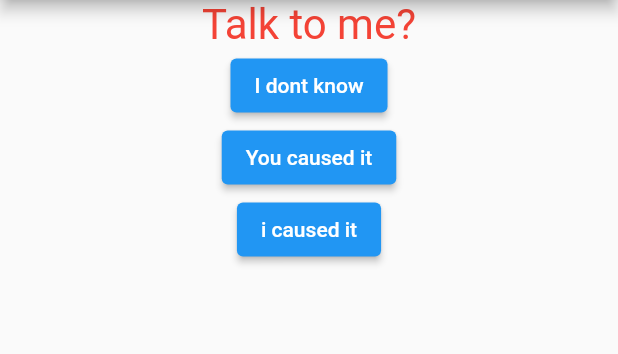
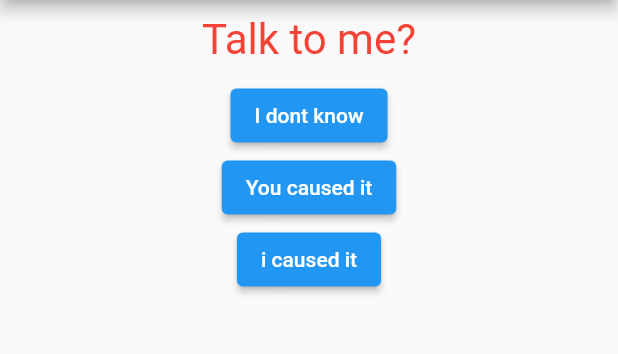
Before and after one commit to simonKimathi/flutter_demo, a Flutter app: the screen it shows after launch, after a tap on "I dont know", on a phone screen of 412 x 824 dp, the part 84-438 px from its top. Run offline on Flutter 3.47's test engine with Material 2 defaults, Android fonts, the phone set to English and light mode, and no system bars.

Commit message:
formtting widget

```diff
--- a/lib/main.dart
+++ b/lib/main.dart
@@ -22,6 +22,9 @@ class MyAppState extends State<MyApp>{
   void printAnswer(){
     setState(() {
       quizIndex= quizIndex+1;
+      if(quizIndex >1){
+        quizIndex=0;
+      }
     });
     print("hello world"+quizIndex.toString());
   }
--- a/lib/question.dart
+++ b/lib/question.dart
@@ -15,6 +15,7 @@ class Question extends StatelessWidget {
   Widget build(BuildContext context) {
     return Container(
       width: double.infinity,
+        margin: EdgeInsets.all(10),
         child:Text(
           questionText,
           style: TextStyle(
```
